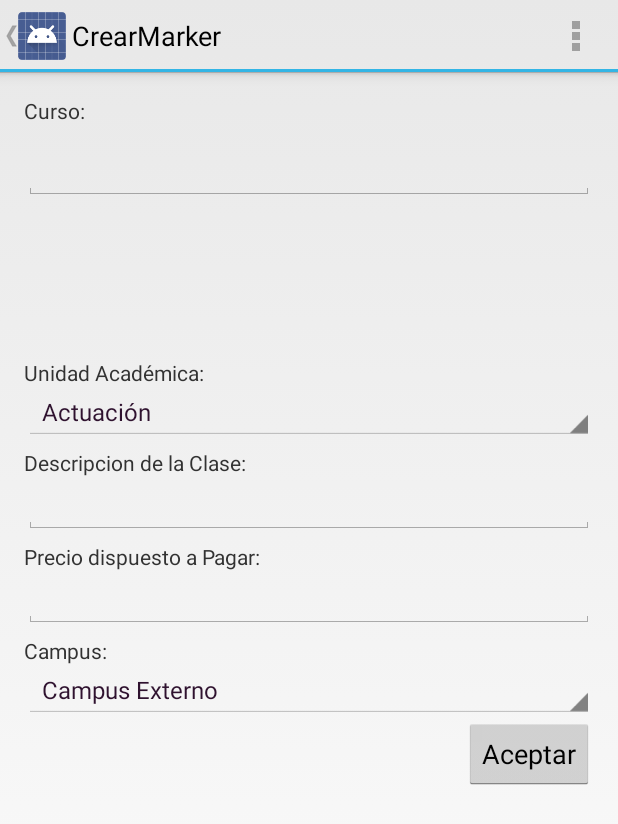
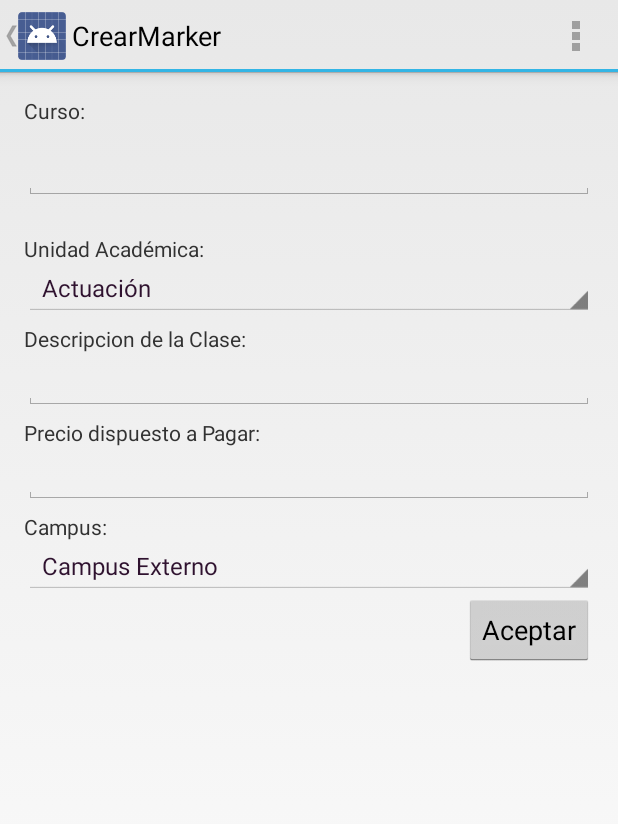
Before and after one commit to C-Aguirre017/Book-It, an Android app: the CrearMarker screen opened directly, with no data from a screen before it, on a phone screen of 412 x 824 dp. Shown: the top 824 px of the screen. Run offline under Robolectric (Android 15) with nearby library versions, the phone set to English and light mode, and no system bars.

Commit message:
Arreglos a Crear Marker (Revisar Datos y ListView)

```diff
--- a/Aplicacion Android Studio/app/src/main/java/proyecto/proyectobookit/CrearMarker.java
+++ b/Aplicacion Android Studio/app/src/main/java/proyecto/proyectobookit/CrearMarker.java
@@ -5,19 +5,25 @@ import android.app.Activity;
 import android.app.AlertDialog;
 import android.content.DialogInterface;
 import android.content.Intent;
+import android.net.Uri;
 import android.os.Bundle;
 import android.support.v4.app.NavUtils;
 import android.text.Editable;
 import android.text.TextWatcher;
+import android.util.Log;
 import android.view.KeyEvent;
 import android.view.Menu;
 import android.view.MenuItem;
+import android.view.MotionEvent;
 import android.view.View;
 import android.widget.ArrayAdapter;
 import android.widget.EditText;
 import android.widget.ListView;
 import android.widget.Spinner;
+import android.widget.Toast;
 
+import java.util.ArrayList;
+import java.util.List;
 import java.util.Locale;
 
 
@@ -28,6 +34,7 @@ public class CrearMarker extends Activity {
     ListViewAdapter adapter;
     EditText editsearch;
 
+    private List<String> PalabrasProhibdas = new ArrayList<String>();
 
     @Override
     protected void onCreate(Bundle savedInstanceState) {
@@ -36,11 +43,32 @@ public class CrearMarker extends Activity {
 
         getActionBar().setDisplayHomeAsUpEnabled(true);
 
-        lista_ramos = (ListView) findViewById(R.id.crearmarker_list);
+        lista_ramos = (NestedListView) findViewById(R.id.crearmarker_list);
         editsearch = (EditText) findViewById(R.id.crearmarker_search);
 
         adapter = new ListViewAdapter(this,editsearch);
         lista_ramos.setAdapter(adapter);
+       /* lista_ramos.setOnTouchListener(new ListView.OnTouchListener() {
+            @Override
+            public boolean onTouch(View v, MotionEvent event) {
+                int action = event.getAction();
+                switch (action) {
+                    case MotionEvent.ACTION_DOWN:
+                        // Disallow ScrollView to intercept touch events.
+                        v.getParent().requestDisallowInterceptTouchEvent(true);
+                        break;
+
+                    case MotionEvent.ACTION_UP:
+                        // Allow ScrollView to intercept touch events.
+                        v.getParent().requestDisallowInterceptTouchEvent(false);
+                        break;
+                }
+
+                // Handle ListView touch events.
+                v.onTouchEvent(event);
+                return true;
+            }
+        });*/
         editsearch.addTextChangedListener(new TextWatcher() {
 
             @Override
@@ -76,6 +104,8 @@ public class CrearMarker extends Activity {
         String[] items_campus = new String[]{"Campus Externo","Casa Central","Lo Contador","Oriente","San Joaquin","Villarica"};
         ArrayAdapter<String> adapter_campus = new ArrayAdapter<String>(this, android.R.layout.simple_spinner_item, items_campus);
         dropdown_campus.setAdapter(adapter_campus);
+
+        AgregarPalabras();
     }
 
     @Override
@@ -98,7 +128,8 @@ public class CrearMarker extends Activity {
 
     public void Aceptar(View v){
 
-        String unidadacademica="",descripcion="",precio="",campus="";
+        if(VerificarEscrito()) {
+            String unidadacademica = "", descripcion = "", precio = "", campus = "";
 
             Spinner get_unidad_academica = (Spinner) findViewById(R.id.crearmarker_unidadacademica);
             EditText get_descripcion = (EditText) findViewById(R.id.crearmarker_descripcion);
@@ -111,15 +142,61 @@ public class CrearMarker extends Activity {
             campus = get_campus.getSelectedItem().toString();
 
             Intent returnIntent = new Intent();
-        returnIntent.putExtra("ramo",editsearch.getText().toString());
+            returnIntent.putExtra("ramo", editsearch.getText().toString());
             returnIntent.putExtra("descripcion", descripcion);
-        returnIntent.putExtra("unidadacademica",unidadacademica );
-        returnIntent.putExtra("precio",precio );
-        returnIntent.putExtra("campus",campus );
+            returnIntent.putExtra("unidadacademica", unidadacademica);
+            returnIntent.putExtra("precio", precio);
+            returnIntent.putExtra("campus", campus);
 
-        setResult(RESULT_OK,returnIntent);
+            setResult(RESULT_OK, returnIntent);
             this.onDestroy();
             this.finish();
+        }
+    }
+
+    private boolean VerificarEscrito(){
+
+        //Ramo
+        EditText Aux_Ramo = (EditText) findViewById(R.id.crearmarker_search);
+        if(Aux_Ramo!=null) {
+            if (Aux_Ramo.getText().toString().length() == 0) {
+                CrearAlertDialog("La opcion curso se encuentra vacia", "Faltan Datos");
+                return false;
+            }
+        }
+        else
+            return false;
+
+        //Precio
+        EditText Aux_Precio = (EditText) findViewById(R.id.crearmarker_precio);
+        if(Aux_Precio!=null) {
+            if (Aux_Precio.getText().toString().length() == 0) {
+                CrearAlertDialog("La opcion precio se encuentra vacia", "Faltan Datos");
+                return false;
+            }
+        }
+        else
+            return false;
+
+        return true;
+    }
+
+    private void AgregarPalabras(){
+
+    }
+
+    private void CrearAlertDialog(String Mensaje, String Titulo){
+
+        AlertDialog.Builder builder = new AlertDialog.Builder(this);
+        builder.setTitle(Titulo)
+                .setMessage(Mensaje)
+                .setPositiveButton("Aceptar", new DialogInterface.OnClickListener() {
+                    public void onClick(DialogInterface dialog, int id) {
+                    }
+                });
+        AlertDialog alert = builder.create();
+        alert.show();
+
     }
 
     /*
--- /dev/null
+++ b/Aplicacion Android Studio/app/src/main/java/proyecto/proyectobookit/NestedListView.java
@@ -0,0 +1,85 @@
+package proyecto.proyectobookit;
+
+import android.content.Context;
+import android.util.AttributeSet;
+import android.view.MotionEvent;
+import android.view.View;
+import android.view.ViewGroup;
+import android.widget.AbsListView;
+import android.widget.ListAdapter;
+import android.widget.ListView;
+
+/**
+ * Created by Carlos on 21-02-2015.
+ */
+public class NestedListView extends ListView implements View.OnTouchListener, AbsListView.OnScrollListener {
+
+    private int listViewTouchAction;
+    private static final int MAXIMUM_LIST_ITEMS_VIEWABLE = 99;
+
+    public NestedListView(Context context, AttributeSet attrs) {
+        super(context, attrs);
+        listViewTouchAction = -1;
+        setOnScrollListener(this);
+        setOnTouchListener(this);
+    }
+
+    @Override
+    public void onScroll(AbsListView view, int firstVisibleItem,
+                         int visibleItemCount, int totalItemCount) {
+        if (getAdapter() != null && getAdapter().getCount() > MAXIMUM_LIST_ITEMS_VIEWABLE) {
+            if (listViewTouchAction == MotionEvent.ACTION_MOVE) {
+                scrollBy(0, -1);
+            }
+        }
+    }
+
+    @Override
+    public void onScrollStateChanged(AbsListView view, int scrollState) {
+    }
+
+    @Override
+    protected void onMeasure(int widthMeasureSpec, int heightMeasureSpec) {
+        super.onMeasure(widthMeasureSpec, heightMeasureSpec);
+
+        int newHeight = 0;
+        final int heightMode = MeasureSpec.getMode(heightMeasureSpec);
+        int heightSize = MeasureSpec.getSize(heightMeasureSpec);
+        if (heightMode != MeasureSpec.EXACTLY) {
+            ListAdapter listAdapter = getAdapter();
+            if (listAdapter != null && !listAdapter.isEmpty()) {
+                int listPosition = 0;
+                for (listPosition = 0; listPosition < listAdapter.getCount()
+                        && listPosition < MAXIMUM_LIST_ITEMS_VIEWABLE; listPosition++) {
+                    View listItem = listAdapter.getView(listPosition, null, this);
+                    //now it will not throw a NPE if listItem is a ViewGroup instance
+                    if (listItem instanceof ViewGroup) {
+                        listItem.setLayoutParams(new LayoutParams(
+                                LayoutParams.WRAP_CONTENT, LayoutParams.WRAP_CONTENT));
+                    }
+                    listItem.measure(widthMeasureSpec, heightMeasureSpec);
+                    newHeight += listItem.getMeasuredHeight();
+                }
+                newHeight += getDividerHeight() * listPosition;
+            }
+            if ((heightMode == MeasureSpec.AT_MOST) && (newHeight > heightSize)) {
+                if (newHeight > heightSize) {
+                    newHeight = heightSize;
+                }
+            }
+        } else {
+            newHeight = getMeasuredHeight();
+        }
+        setMeasuredDimension(getMeasuredWidth(), newHeight);
+    }
+
+    @Override
+    public boolean onTouch(View v, MotionEvent event) {
+        if (getAdapter() != null && getAdapter().getCount() > MAXIMUM_LIST_ITEMS_VIEWABLE) {
+            if (listViewTouchAction == MotionEvent.ACTION_MOVE) {
+                scrollBy(0, 1);
+            }
+        }
+        return false;
+    }
+}
--- a/Aplicacion Android Studio/app/src/main/res/layout/activity_crear_marker.xml
+++ b/Aplicacion Android Studio/app/src/main/res/layout/activity_crear_marker.xml
@@ -32,12 +32,22 @@
                         <requestFocus />
                     </EditText>
 
-                    <ListView
-                        android:id="@+id/crearmarker_list"
+                    <LinearLayout
                         android:layout_width="match_parent"
-                        android:layout_height="100dp"
-                        android:paddingTop="5dp"
-                        android:layout_weight="0.14" />
+                        android:layout_height="wrap_content"
+                        android:layout_marginLeft="20dp"
+                        android:layout_marginRight="20dp"
+                        android:layout_marginTop="15dp" >
+
+                        <proyecto.proyectobookit.NestedListView
+                            android:id="@+id/crearmarker_list"
+                            android:layout_width="0dip"
+                            android:layout_height="wrap_content"
+                            android:layout_marginBottom="2dp"
+                            android:layout_weight="1"
+                            android:cacheColorHint="#00000000" >
+                        </proyecto.proyectobookit.NestedListView>
+                    </LinearLayout>
 
                     <TextView
                         android:id="@+id/crearmarker_labelunidadacademica"
```
Lines whose indentation alone changed are shown as unchanged.
